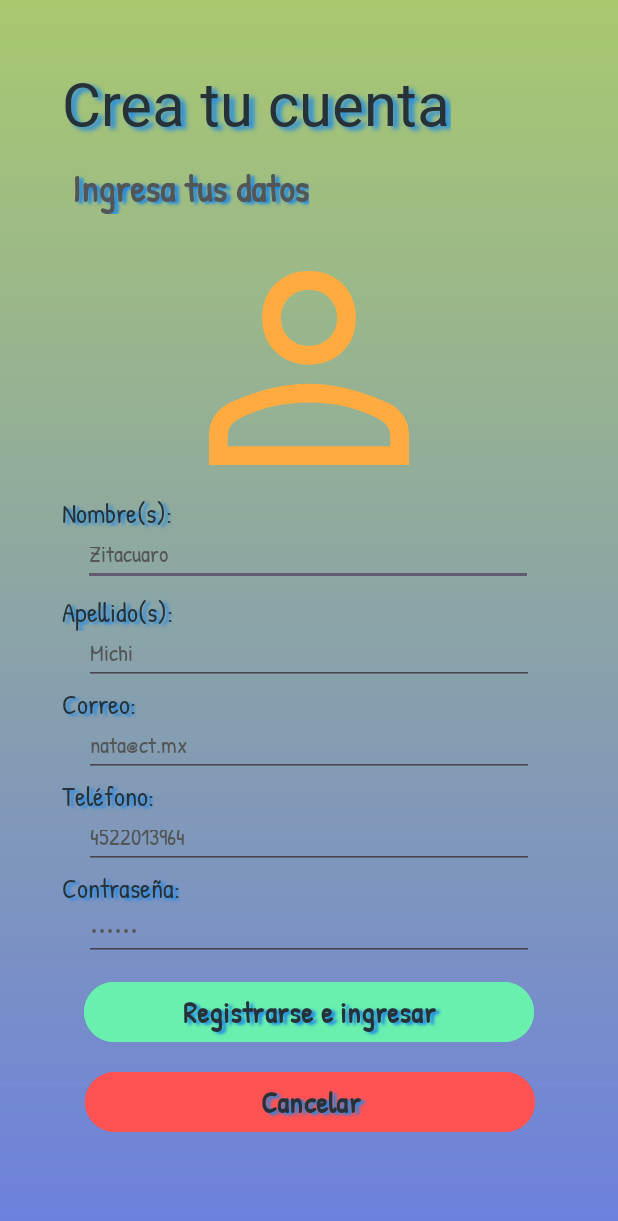
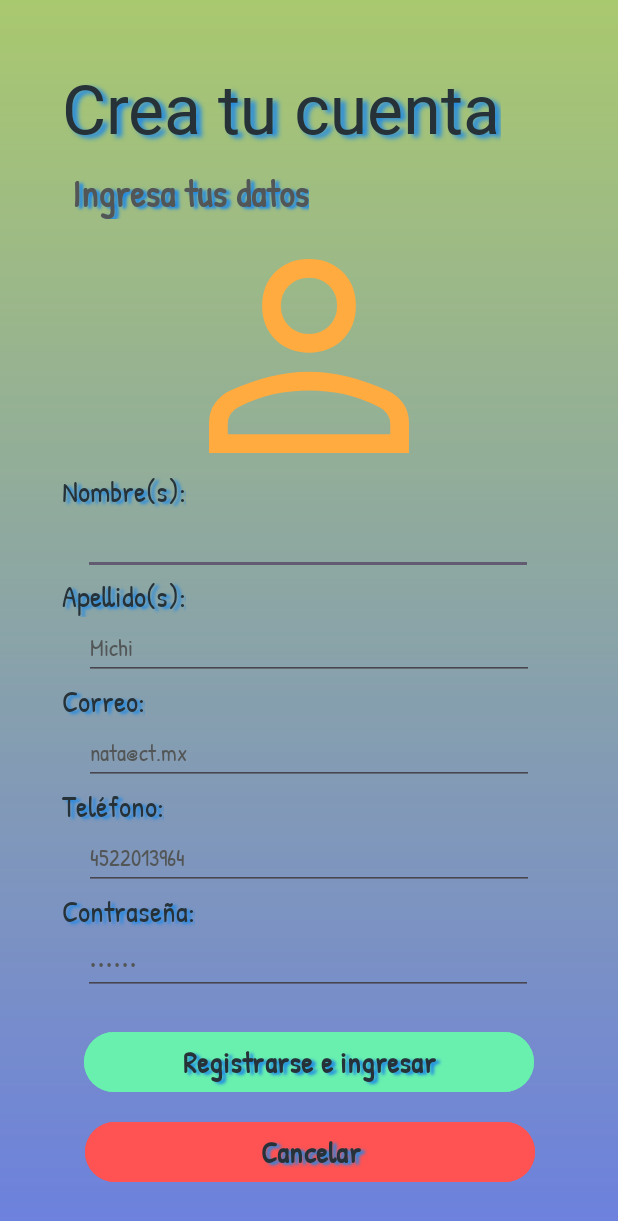
Before and after one commit to robertytocerva/AppCXT, an Android app: the Registro screen opened directly, with no data from a screen before it, on a phone screen of 412 x 824 dp. Shown: the top 1221 px of the screen. Run offline under Robolectric (Android 15) with nearby library versions, the phone set to English and light mode, and no system bars.

Commit message:
activity_registro.xml terminada. Registro.kt se añadieronlisteners Se corrigio error en el nombre de la app

```diff
--- a/app/src/main/AndroidManifest.xml
+++ b/app/src/main/AndroidManifest.xml
@@ -7,7 +7,7 @@
         android:dataExtractionRules="@xml/data_extraction_rules"
         android:fullBackupContent="@xml/backup_rules"
         android:icon="@mipmap/ic_launcher"
-        android:label="@string/"
+        android:label="@string/app_name"
         android:roundIcon="@mipmap/ic_launcher_round"
         android:supportsRtl="true"
         android:theme="@style/Theme.CXT"
--- a/app/src/main/java/com/cxt/robertytocerva/cxt/Login.kt
+++ b/app/src/main/java/com/cxt/robertytocerva/cxt/Login.kt
@@ -15,6 +15,7 @@ import androidx.core.view.WindowInsetsCompat
 class Login : AppCompatActivity() {
     override fun onCreate(savedInstanceState: Bundle?) {
         super.onCreate(savedInstanceState)
+        enableEdgeToEdge()
         setContentView(R.layout.activity_login)
         val btnRegistrar = findViewById<Button>(R.id.btnCrearCuenta)
         btnRegistrar.setOnClickListener {
--- a/app/src/main/java/com/cxt/robertytocerva/cxt/Registro.kt
+++ b/app/src/main/java/com/cxt/robertytocerva/cxt/Registro.kt
@@ -1,9 +1,13 @@
 package com.cxt.robertytocerva.cxt
 
+import android.content.Intent
 import android.graphics.drawable.TransitionDrawable
 import android.os.Bundle
 import android.os.Handler
 import android.os.Looper
+import android.widget.Button
+import android.widget.EditText
+import android.widget.Toast
 import androidx.activity.enableEdgeToEdge
 import androidx.appcompat.app.AppCompatActivity
 import androidx.constraintlayout.widget.ConstraintLayout
@@ -11,17 +15,57 @@ import androidx.core.view.ViewCompat
 import androidx.core.view.WindowInsetsCompat
 
 class Registro : AppCompatActivity() {
+
     override fun onCreate(savedInstanceState: Bundle?) {
         super.onCreate(savedInstanceState)
+        setContentView(R.layout.activity_registro)
         enableEdgeToEdge()
-        setContentView(R.layout.activity_registro)
-        ViewCompat.setOnApplyWindowInsetsListener(findViewById(R.id.main)) { v, insets ->
-            val systemBars = insets.getInsets(WindowInsetsCompat.Type.systemBars())
-            v.setPadding(systemBars.left, systemBars.top, systemBars.right, systemBars.bottom)
-            insets
+
+         val etNameRegistro = findViewById<EditText>(R.id.etNameRegistro)
+         val etApellidoRegistro = findViewById<EditText>(R.id.etApellidoRegistro)
+         val etCorreoRegistro = findViewById<EditText>(R.id.etCorreoRegistro)
+         val etTelefonoRegistro = findViewById<EditText>(R.id.etTelefonoRegistro)
+         val etContrasenaRegistro = findViewById<EditText>(R.id.etContrasenaRegistro)
+         val btnRegistrar = findViewById<Button>(R.id.btnRegistrar)
+         val btnCancelar = findViewById<Button>(R.id.btnCancelar)
+        etNameRegistro.setOnFocusChangeListener { _, hasFocus ->
+            if (hasFocus) {
+                etNameRegistro.text.clear()
+            }
         }
+        etApellidoRegistro.setOnFocusChangeListener { _, hasFocus ->
+            if (hasFocus) {
+                etApellidoRegistro.text.clear()
+            }
+        }
+        etCorreoRegistro.setOnFocusChangeListener { _, hasFocus ->
+            if (hasFocus) {
+                etCorreoRegistro.text.clear()
+            }
+        }
+        etTelefonoRegistro.setOnFocusChangeListener { _, hasFocus ->
+            if (hasFocus) {
+                etTelefonoRegistro.text.clear()
+            }
+        }
+        etContrasenaRegistro.setOnFocusChangeListener { _, hasFocus ->
+            if (hasFocus) {
+                etCorreoRegistro.text.clear()
+            }
+
+        }
+
+        btnRegistrar.setOnClickListener {
+
+        }
+        btnCancelar.setOnClickListener {
+            startActivity(Intent(this, Login::class.java))
+            finish()
+        }
+
         gradientAnimation()
     }
+
 
     fun gradientAnimation() {
         val layout = findViewById<ConstraintLayout>(R.id.main)
--- a/app/src/main/res/layout/activity_registro.xml
+++ b/app/src/main/res/layout/activity_registro.xml
@@ -27,21 +27,14 @@
         android:layout_width="wrap_content"
         android:layout_height="wrap_content"
         android:orientation="horizontal"
-        app:layout_constraintGuide_percent="0.4" />
-
-    <androidx.constraintlayout.widget.Guideline
-        android:id="@+id/q3Horizontal3"
-        android:layout_width="wrap_content"
-        android:layout_height="wrap_content"
-        android:orientation="horizontal"
-        app:layout_constraintGuide_percent="0.48" />
+        app:layout_constraintGuide_percent="0.38" />
 
     <androidx.constraintlayout.widget.Guideline
         android:id="@+id/q3Horizontal2"
         android:layout_width="wrap_content"
         android:layout_height="wrap_content"
         android:orientation="horizontal"
-        app:layout_constraintGuide_percent="0.79" />
+        app:layout_constraintGuide_percent="0.83" />
 
     <androidx.constraintlayout.widget.Guideline
         android:id="@+id/finHorizontal"
@@ -87,13 +80,13 @@
         android:layout_width="wrap_content"
         android:layout_height="wrap_content"
         android:fontFamily="@font/bits_font"
-        android:text="@string/registroTitle"
-        android:textColor="@color/txtPrincipal"
-        android:textSize="40sp"
         android:shadowColor="@color/sombras"
         android:shadowDx="5"
         android:shadowDy="3"
         android:shadowRadius="4"
+        android:text="@string/registroTitle"
+        android:textColor="@color/txtPrincipal"
+        android:textSize="45sp"
         app:layout_constraintStart_toStartOf="@+id/iniVertical"
         app:layout_constraintTop_toTopOf="@+id/iniHorizontal" />
 
@@ -124,7 +117,7 @@
         android:fontFamily="@font/principal_font"
         android:text="@string/tvNombre"
         android:textColor="@color/txtPrincipal"
-        android:textSize="18sp"
+        android:textSize="20sp"
         android:shadowColor="@color/sombras"
         android:shadowDx="4"
         android:shadowDy="2"
@@ -135,39 +128,37 @@
     <EditText
         android:id="@+id/etNameRegistro"
         android:layout_width="300dp"
-        android:layout_height="36dp"
+        android:layout_height="wrap_content"
         android:ems="10"
+        android:fontFamily="@font/principal_font"
         android:inputType="text"
         android:text="@string/exampleName"
         android:textColor="@color/txtSecundario"
         android:textSize="15sp"
-        android:fontFamily="@font/principal_font"
-        app:layout_constraintBottom_toTopOf="@+id/q3Horizontal3"
         app:layout_constraintEnd_toStartOf="@+id/finVertical"
         app:layout_constraintHorizontal_bias="0.482"
         app:layout_constraintStart_toStartOf="@+id/iniVertical"
-        app:layout_constraintTop_toBottomOf="@+id/tvNameRegistro"
-        app:layout_constraintVertical_bias="0.0" />
+        app:layout_constraintTop_toBottomOf="@+id/tvNameRegistro" />
 
     <TextView
         android:id="@+id/tvApellidoRegistro"
         android:layout_width="wrap_content"
         android:layout_height="wrap_content"
         android:fontFamily="@font/principal_font"
-        android:text="@string/tvApellido"
-        android:textColor="@color/txtPrincipal"
-        android:textSize="18sp"
         android:shadowColor="@color/sombras"
         android:shadowDx="4"
         android:shadowDy="2"
         android:shadowRadius="2"
+        android:text="@string/tvApellido"
+        android:textColor="@color/txtPrincipal"
+        android:textSize="20sp"
         app:layout_constraintStart_toStartOf="@+id/iniVertical"
-        app:layout_constraintTop_toTopOf="@+id/q3Horizontal3" />
+        app:layout_constraintTop_toBottomOf="@+id/etNameRegistro" />
 
     <EditText
         android:id="@+id/etApellidoRegistro"
         android:layout_width="300dp"
-        android:layout_height="36dp"
+        android:layout_height="wrap_content"
         android:ems="10"
         android:inputType="text"
         android:text="@string/exampleLastName"
@@ -189,14 +180,14 @@
         android:shadowRadius="2"
         android:text="@string/tvCorreo"
         android:textColor="@color/txtPrincipal"
-        android:textSize="18sp"
+        android:textSize="20sp"
         app:layout_constraintStart_toStartOf="@+id/iniVertical"
         app:layout_constraintTop_toBottomOf="@+id/etApellidoRegistro" />
 
     <EditText
         android:id="@+id/etCorreoRegistro"
         android:layout_width="300dp"
-        android:layout_height="36dp"
+        android:layout_height="wrap_content"
         android:ems="10"
         android:fontFamily="@font/principal_font"
         android:inputType="text"
@@ -217,7 +208,7 @@
         android:shadowDy="2"
         android:shadowRadius="2"
         android:text="@string/tvTelefono"
-        android:textSize="18dp"
+        android:textSize="20dp"
         android:textColor="@color/txtPrincipal"
         app:layout_constraintStart_toStartOf="@+id/iniVertical"
         app:layout_constraintTop_toBottomOf="@+id/etCorreoRegistro" />
@@ -225,7 +216,7 @@
     <EditText
         android:id="@+id/etTelefonoRegistro"
         android:layout_width="300dp"
-        android:layout_height="36dp"
+        android:layout_height="wrap_content"
         android:ems="10"
         android:fontFamily="@font/principal_font"
         android:inputType="phone"
@@ -247,26 +238,29 @@
         android:shadowRadius="2"
         android:text="@string/tvContrasena"
         android:textColor="@color/txtPrincipal"
-        android:textSize="18dp"
+        android:textSize="20dp"
         app:layout_constraintStart_toStartOf="@+id/iniVertical"
         app:layout_constraintTop_toBottomOf="@+id/etTelefonoRegistro" />
 
     <EditText
         android:id="@+id/etContrasenaRegistro"
         android:layout_width="300dp"
-        android:layout_height="36dp"
+        android:layout_height="wrap_content"
         android:ems="10"
         android:fontFamily="@font/principal_font"
         android:inputType="textPassword"
         android:text="@string/examplePassword"
         android:textColor="@color/txtSecundario"
         android:textSize="15sp"
+        app:layout_constraintBottom_toTopOf="@+id/q3Horizontal2"
         app:layout_constraintEnd_toStartOf="@+id/finVertical"
+        app:layout_constraintHorizontal_bias="0.482"
         app:layout_constraintStart_toStartOf="@+id/iniVertical"
-        app:layout_constraintTop_toBottomOf="@+id/tvContrasenaRegistro" />
+        app:layout_constraintTop_toBottomOf="@+id/tvContrasenaRegistro"
+        app:layout_constraintVertical_bias="0.0" />
 
     <Button
-        android:id="@+id/button"
+        android:id="@+id/btnRegistrar"
         android:layout_width="300dp"
         android:layout_height="wrap_content"
         android:backgroundTint="@color/btnPrincipal"
@@ -284,7 +278,7 @@
         app:layout_constraintTop_toTopOf="@+id/q3Horizontal2" />
 
     <Button
-        android:id="@+id/button2"
+        android:id="@+id/btnCancelar"
         android:layout_width="300dp"
         android:layout_height="wrap_content"
         android:layout_marginTop="12dp"
@@ -301,7 +295,7 @@
         app:layout_constraintEnd_toStartOf="@+id/finVertical"
         app:layout_constraintHorizontal_bias="0.517"
         app:layout_constraintStart_toStartOf="@+id/iniVertical"
-        app:layout_constraintTop_toBottomOf="@+id/button" />
+        app:layout_constraintTop_toBottomOf="@+id/btnRegistrar" />
 
 
 </androidx.constraintlayout.widget.ConstraintLayout>
```
